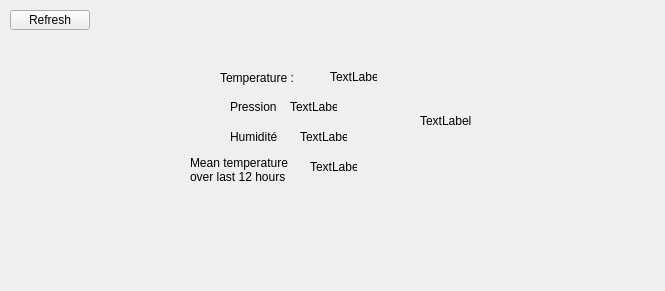
This is baliseMerPanel.ui in aiekick/ProjectStationMeteo as Qt 5 draws it before an edit. The edited form follows.
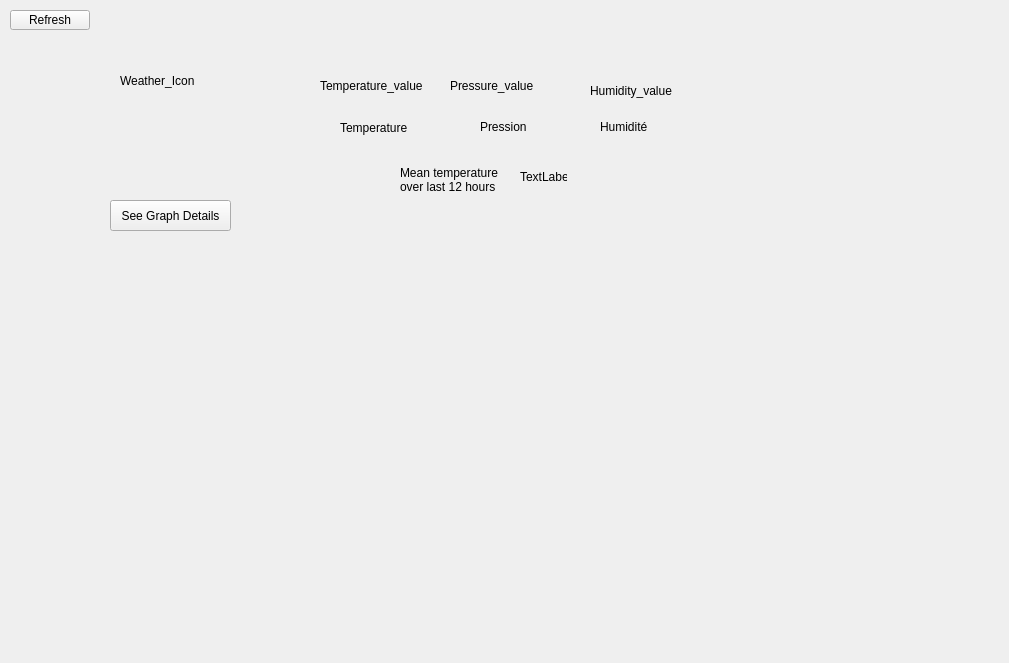
This is the edited form.

What changed in the file:
```diff
--- a/baliseMerPanel.ui
+++ b/baliseMerPanel.ui
@@ -6,8 +6,8 @@
    <rect>
     <x>0</x>
     <y>0</y>
-    <width>665</width>
-    <height>291</height>
+    <width>1009</width>
+    <height>663</height>
    </rect>
   </property>
   <property name="windowTitle">
@@ -19,8 +19,8 @@
   <widget class="QLabel" name="label_5">
    <property name="geometry">
     <rect>
-     <x>230</x>
-     <y>130</y>
+     <x>600</x>
+     <y>120</y>
      <width>47</width>
      <height>13</height>
     </rect>
@@ -32,27 +32,27 @@
   <widget class="QLabel" name="label">
    <property name="geometry">
     <rect>
-     <x>220</x>
-     <y>70</y>
+     <x>340</x>
+     <y>120</y>
      <width>81</width>
      <height>16</height>
     </rect>
    </property>
    <property name="text">
-    <string>Temperature :</string>
+    <string>Temperature</string>
    </property>
   </widget>
   <widget class="QLabel" name="label_Humidity_Mer">
    <property name="geometry">
     <rect>
-     <x>300</x>
-     <y>130</y>
-     <width>47</width>
-     <height>13</height>
+     <x>590</x>
+     <y>70</y>
+     <width>111</width>
+     <height>41</height>
     </rect>
    </property>
    <property name="text">
-    <string>TextLabel</string>
+    <string>Humidity_value</string>
    </property>
   </widget>
   <widget class="QPushButton" name="pushButton_Refresh">
@@ -71,8 +71,8 @@
   <widget class="QLabel" name="label_4">
    <property name="geometry">
     <rect>
-     <x>230</x>
-     <y>100</y>
+     <x>480</x>
+     <y>120</y>
      <width>47</width>
      <height>13</height>
     </rect>
@@ -84,8 +84,8 @@
   <widget class="QLabel" name="label_3">
    <property name="geometry">
     <rect>
-     <x>190</x>
-     <y>150</y>
+     <x>400</x>
+     <y>160</y>
      <width>101</width>
      <height>41</height>
     </rect>
@@ -97,8 +97,8 @@
   <widget class="QLabel" name="label_Mean_Temperature_Mer">
    <property name="geometry">
     <rect>
-     <x>310</x>
-     <y>160</y>
+     <x>520</x>
+     <y>170</y>
      <width>47</width>
      <height>13</height>
     </rect>
@@ -110,34 +110,34 @@
   <widget class="QLabel" name="label_Pressure_Mer">
    <property name="geometry">
     <rect>
-     <x>290</x>
-     <y>100</y>
-     <width>47</width>
-     <height>13</height>
+     <x>450</x>
+     <y>70</y>
+     <width>101</width>
+     <height>31</height>
     </rect>
    </property>
    <property name="text">
-    <string>TextLabel</string>
+    <string>Pressure_value</string>
    </property>
   </widget>
   <widget class="QLabel" name="label_Temperature_Mer">
    <property name="geometry">
     <rect>
-     <x>330</x>
+     <x>320</x>
      <y>70</y>
-     <width>47</width>
-     <height>13</height>
+     <width>111</width>
+     <height>31</height>
     </rect>
    </property>
    <property name="text">
-    <string>TextLabel</string>
+    <string>Temperature_value</string>
    </property>
   </widget>
   <widget class="QLabel" name="label_2">
    <property name="geometry">
     <rect>
-     <x>420</x>
-     <y>60</y>
+     <x>120</x>
+     <y>20</y>
      <width>121</width>
      <height>121</height>
     </rect>
@@ -146,7 +146,31 @@
     <string notr="true"/>
    </property>
    <property name="text">
-    <string>TextLabel</string>
+    <string>Weather_Icon</string>
+   </property>
+  </widget>
+  <widget class="QWidget" name="gridLayoutWidget">
+   <property name="geometry">
+    <rect>
+     <x>650</x>
+     <y>50</y>
+     <width>301</width>
+     <height>191</height>
+    </rect>
+   </property>
+   <layout class="QGridLayout" name="gridLayout"/>
+  </widget>
+  <widget class="QPushButton" name="pushButton_See_Graph_Details">
+   <property name="geometry">
+    <rect>
+     <x>110</x>
+     <y>200</y>
+     <width>121</width>
+     <height>31</height>
+    </rect>
+   </property>
+   <property name="text">
+    <string>See Graph Details</string>
    </property>
   </widget>
  </widget>
```
